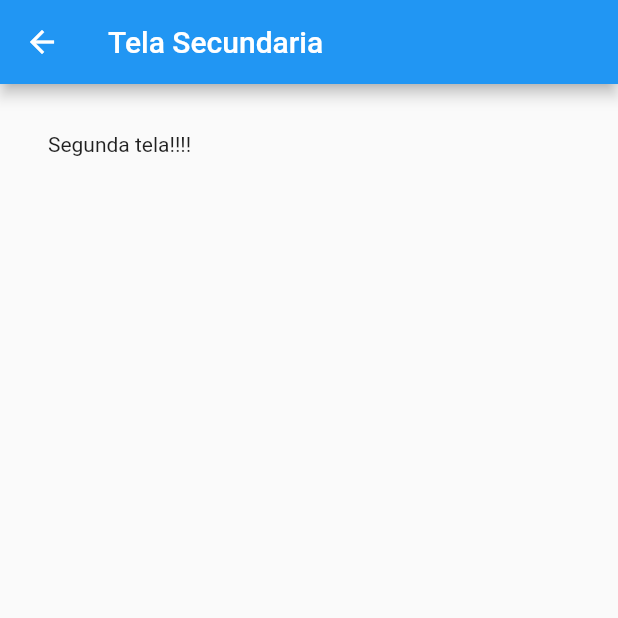
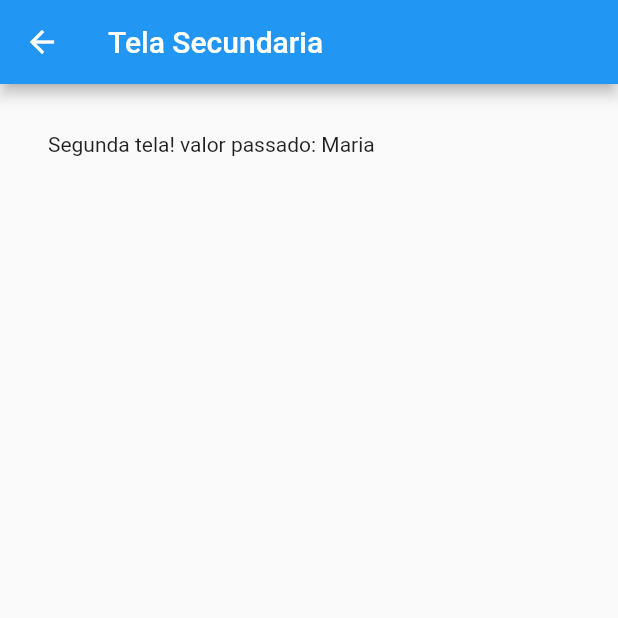
Before and after one commit to guilhermeveras10/navegacao_flutter, a Flutter app: the screen it shows after launch, after a tap on "Ir para a segunda tela", on a phone screen of 412 x 824 dp, the top half of it. Run offline on Flutter 3.47's test engine with Material 2 defaults, Android fonts, the phone set to English and light mode, and no system bars.

Commit message:
passando dados entre tela

```diff
--- a/lib/TelaSecundaria.dart
+++ b/lib/TelaSecundaria.dart
@@ -1,11 +1,18 @@
 import 'package:flutter/material.dart';
 
 class TelaSecundaria extends StatefulWidget {
+
+  String valor;
+
+  TelaSecundaria({required this.valor});
+
   @override
   _TelaSecundariaState createState() => _TelaSecundariaState();
 }
 
 class _TelaSecundariaState extends State<TelaSecundaria> {
+
+
   @override
   Widget build(BuildContext context) {
     return Scaffold(
@@ -17,7 +24,7 @@ class _TelaSecundariaState extends State<TelaSecundaria> {
         padding: EdgeInsets.all(32),
         child: Column(
           children: <Widget>[
-            Text("Segunda tela!!!!")
+            Text("Segunda tela! valor passado: ${widget.valor} ")
           ],
         ),
       ),
--- a/lib/main.dart
+++ b/lib/main.dart
@@ -25,7 +25,7 @@ class _TelaPrincipalState extends State<TelaPrincipal> {
         child: Column(
           children: <Widget>[
             ElevatedButton(
-              child: const Padding(
+              child: Padding(
                 padding: EdgeInsets.all(15),
                 child: Text("Ir para a segunda tela"),
               ),
@@ -33,7 +33,7 @@ class _TelaPrincipalState extends State<TelaPrincipal> {
                 Navigator.push(
                     context,
                     MaterialPageRoute(
-                        builder: (context) => TelaSecundaria()
+                        builder: (context) => TelaSecundaria(valor: "Maria",)
                     )
                 );
               },
```
